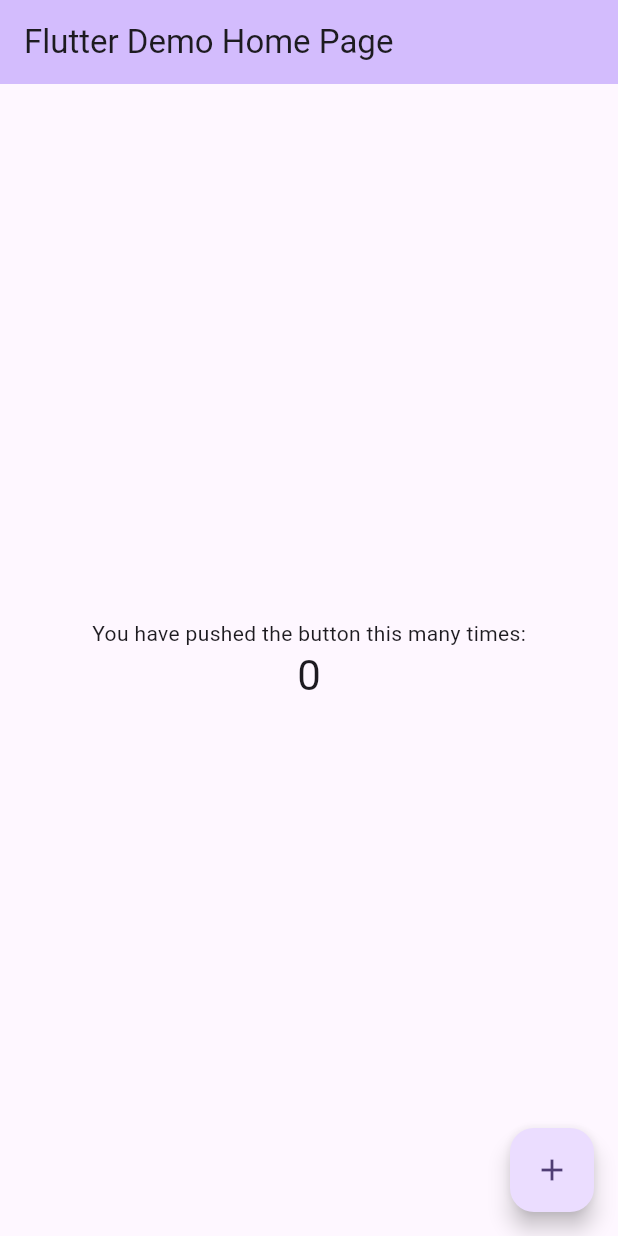
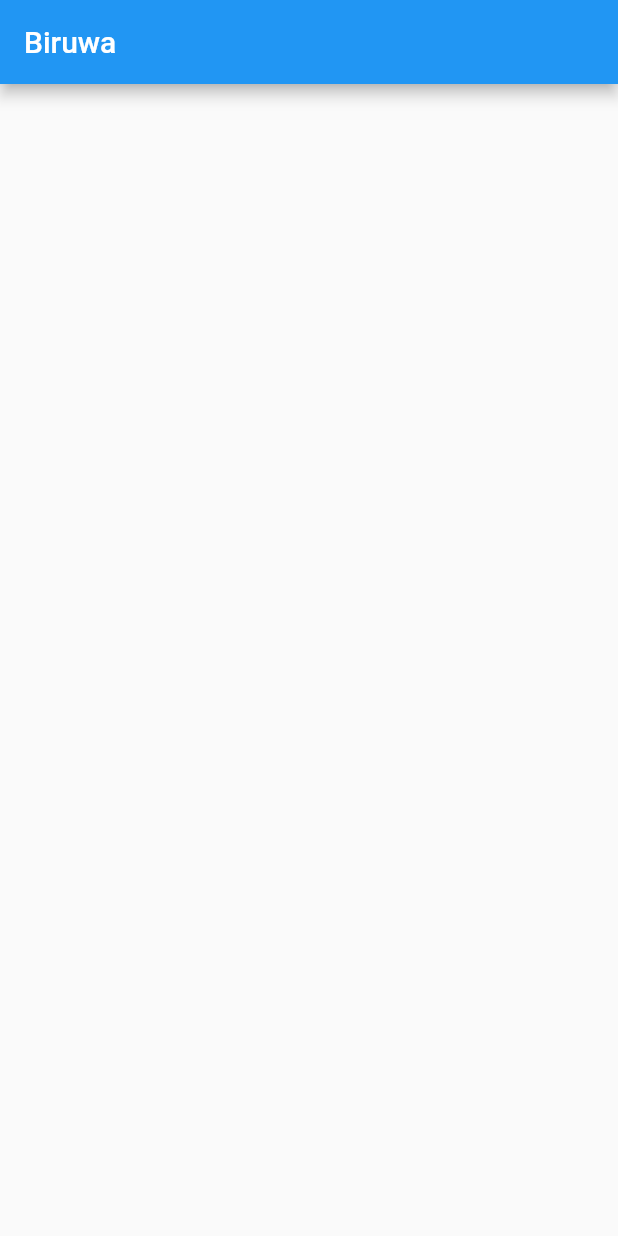
Before and after one commit to yubraja/briuwa_apk, a Flutter app: the screen it shows after launch, on a phone screen of 412 x 824 dp. Run offline on Flutter 3.47's test engine with Material 2 defaults, Android fonts, the phone set to English and light mode, and no system bars.

Commit message:
trying some new concept about MyApp

```diff
--- a/biruwa_apk/lib/main.dart
+++ b/biruwa_apk/lib/main.dart
@@ -1,125 +1,25 @@
 import 'package:flutter/material.dart';
+import './pages/home_page.dart';
 
-void main() {
-  runApp(const MyApp());
+
+void main(){
+
+  runApp(MyApp());
+
+
 }
 
-class MyApp extends StatelessWidget {
-  const MyApp({super.key});
 
-  // This widget is the root of your application.
-  @override
-  Widget build(BuildContext context) {
+class MyApp extends StatelessWidget{
+
+  Widget build(BuildContext context)
+  {
     return MaterialApp(
-      title: 'Flutter Demo',
-      theme: ThemeData(
-        // This is the theme of your application.
-        //
-        // TRY THIS: Try running your application with "flutter run". You'll see
-        // the application has a blue toolbar. Then, without quitting the app,
-        // try changing the seedColor in the colorScheme below to Colors.green
-        // and then invoke "hot reload" (save your changes or press the "hot
-        // reload" button in a Flutter-supported IDE, or press "r" if you used
-        // the command line to start the app).
-        //
-        // Notice that the counter didn't reset back to zero; the application
-        // state is not lost during the reload. To reset the state, use hot
-        // restart instead.
-        //
-        // This works for code too, not just values: Most code changes can be
-        // tested with just a hot reload.
-        colorScheme: ColorScheme.fromSeed(seedColor: Colors.deepPurple),
-        useMaterial3: true,
-      ),
-      home: const MyHomePage(title: 'Flutter Demo Home Page'),
+
+      title: "Briksha",
+      debugShowCheckedModeBanner: false,
+      home:HomePage(),
+
     );
   }
 }
-
-class MyHomePage extends StatefulWidget {
-  const MyHomePage({super.key, required this.title});
-
-  // This widget is the home page of your application. It is stateful, meaning
-  // that it has a State object (defined below) that contains fields that affect
-  // how it looks.
-
-  // This class is the configuration for the state. It holds the values (in this
-  // case the title) provided by the parent (in this case the App widget) and
-  // used by the build method of the State. Fields in a Widget subclass are
-  // always marked "final".
-
-  final String title;
-
-  @override
-  State<MyHomePage> createState() => _MyHomePageState();
-}
-
-class _MyHomePageState extends State<MyHomePage> {
-  int _counter = 0;
-
-  void _incrementCounter() {
-    setState(() {
-      // This call to setState tells the Flutter framework that something has
-      // changed in this State, which causes it to rerun the build method below
-      // so that the display can reflect the updated values. If we changed
-      // _counter without calling setState(), then the build method would not be
-      // called again, and so nothing would appear to happen.
-      _counter++;
-    });
-  }
-
-  @override
-  Widget build(BuildContext context) {
-    // This method is rerun every time setState is called, for instance as done
-    // by the _incrementCounter method above.
-    //
-    // The Flutter framework has been optimized to make rerunning build methods
-    // fast, so that you can just rebuild anything that needs updating rather
-    // than having to individually change instances of widgets.
-    return Scaffold(
-      appBar: AppBar(
-        // TRY THIS: Try changing the color here to a specific color (to
-        // Colors.amber, perhaps?) and trigger a hot reload to see the AppBar
-        // change color while the other colors stay the same.
-        backgroundColor: Theme.of(context).colorScheme.inversePrimary,
-        // Here we take the value from the MyHomePage object that was created by
-        // the App.build method, and use it to set our appbar title.
-        title: Text(widget.title),
-      ),
-      body: Center(
-        // Center is a layout widget. It takes a single child and positions it
-        // in the middle of the parent.
-        child: Column(
-          // Column is also a layout widget. It takes a list of children and
-          // arranges them vertically. By default, it sizes itself to fit its
-          // children horizontally, and tries to be as tall as its parent.
-          //
-          // Column has various properties to control how it sizes itself and
-          // how it positions its children. Here we use mainAxisAlignment to
-          // center the children vertically; the main axis here is the vertical
-          // axis because Columns are vertical (the cross axis would be
-          // horizontal).
-          //
-          // TRY THIS: Invoke "debug painting" (choose the "Toggle Debug Paint"
-          // action in the IDE, or press "p" in the console), to see the
-          // wireframe for each widget.
-          mainAxisAlignment: MainAxisAlignment.center,
-          children: <Widget>[
-            const Text(
-              'You have pushed the button this many times:',
-            ),
-            Text(
-              '$_counter',
-              style: Theme.of(context).textTheme.headlineMedium,
-            ),
-          ],
-        ),
-      ),
-      floatingActionButton: FloatingActionButton(
-        onPressed: _incrementCounter,
-        tooltip: 'Increment',
-        child: const Icon(Icons.add),
-      ), // This trailing comma makes auto-formatting nicer for build methods.
-    );
-  }
-}
--- /dev/null
+++ b/biruwa_apk/lib/pages/home_page.dart
@@ -0,0 +1,15 @@
+import 'package:flutter/material.dart';
+
+class HomePage extends StatelessWidget{
+
+  Widget build(BuildContext context)
+  {
+
+    return Scaffold(
+      appBar: AppBar(title: Text('Biruwa'),),
+
+
+    );
+  }
+
+}
```
Also changed, not shown: 1 other file.
